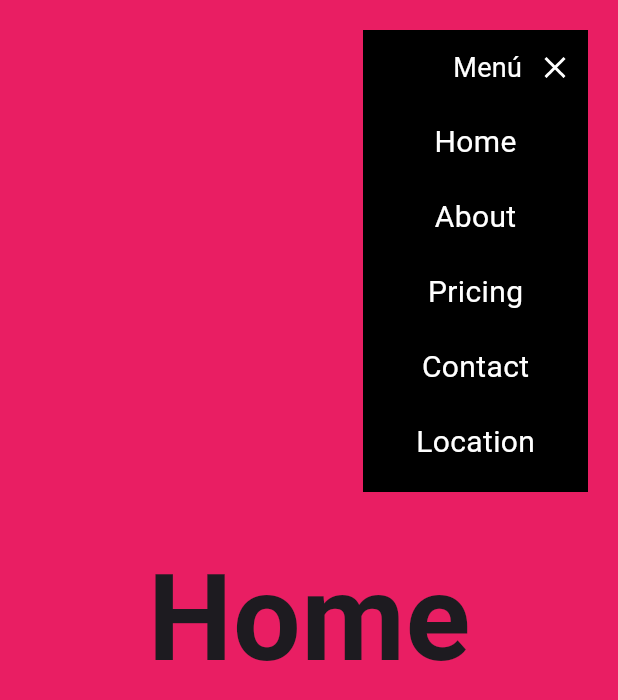
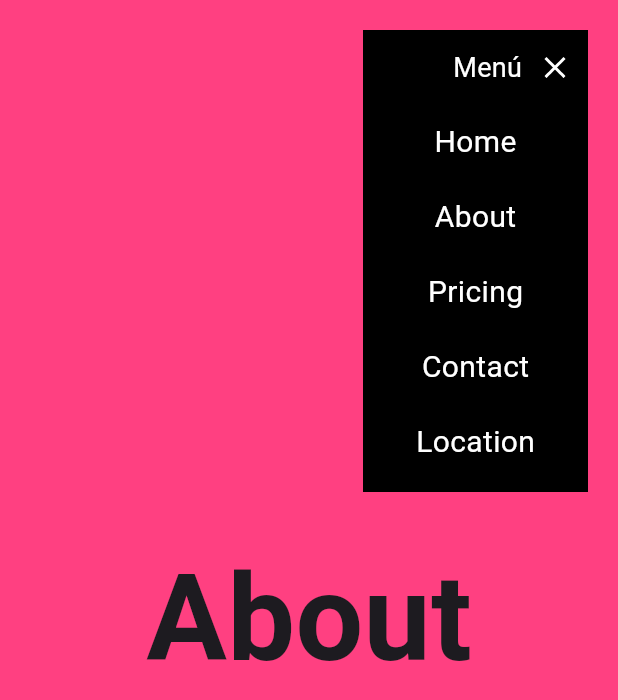
Before and after one commit to IvanPinna/FlutterScrollableLandingPage, a Flutter app: the screen it shows after launch, after a tap on "Menú", after a tap on "About", on a phone screen of 412 x 824 dp. Shown: the top 700 px of the screen. Run offline on Flutter 3.47's test engine with Material 3 defaults, Android fonts, the phone set to English and light mode, and no system bars; our stand-ins replace animate_do, fluro, google_fonts; missing offline and left inert: universal_html.

Commit message:
Application full working

```diff
--- a/scrollable_landing_page/lib/main.dart
+++ b/scrollable_landing_page/lib/main.dart
@@ -1,8 +1,22 @@
 import 'package:flutter/material.dart';
+import 'package:provider/provider.dart';
+import 'package:scrollable_landing_page/providers/page_provider.dart';
 import 'package:scrollable_landing_page/router/router.dart';
 
 void main() {
-  runApp(MainApp());
+  runApp(AppState());
+}
+
+class AppState extends StatelessWidget {
+  @override
+  Widget build(BuildContext context) {
+    return MultiProvider(
+      providers: [
+        ChangeNotifierProvider(create: ( _ ) => PageProvider())
+      ],
+      child: MainApp(),
+    );
+  }
 }
 
 class MainApp extends StatefulWidget {
--- /dev/null
+++ b/scrollable_landing_page/lib/providers/page_provider.dart
@@ -0,0 +1,42 @@
+import 'package:flutter/material.dart';
+import 'package:universal_html/html.dart' as html;
+
+class PageProvider extends ChangeNotifier{
+  PageController scrollController = new PageController();
+
+  List<String> _pages = ['home', 'about', 'pricing', 'contact', 'location'];
+  int _currentIndex = 0;
+
+  createScrollController(String routeName){
+    this.scrollController = new PageController(initialPage: getPageIndex(routeName));
+    //html.document.title = _pages[getPageIndex(routeName)];
+
+    this.scrollController.addListener((){
+      final index = (this.scrollController.page ?? 0).round();
+
+      if(index != _currentIndex){ //Only change state if we change the page.
+        html.window.history.pushState(null, 'none', '#/${_pages[index]}');
+        _currentIndex = index;
+        html.document.title = _pages[index];
+      }
+    });
+  }
+
+  getPageIndex(String routeName){
+    return (_pages.indexOf(routeName) == -1)
+            ? 0
+            : _pages.indexOf(routeName);
+  }
+
+  goTo(int index){
+    //final routeName = _pages[index];
+    //print(routeName);
+    html.window.history.pushState(null, 'none', '#/${_pages[index]}');
+
+    scrollController.animateToPage(
+      index,
+      duration: Duration(milliseconds: 300),
+      curve: Curves.easeInOut
+    );
+  }
+}
--- a/scrollable_landing_page/lib/router/router_handlers.dart
+++ b/scrollable_landing_page/lib/router/router_handlers.dart
@@ -1,9 +1,16 @@
 
 import 'package:fluro/fluro.dart';
+import 'package:provider/provider.dart';
+import 'package:scrollable_landing_page/providers/page_provider.dart';
 import 'package:scrollable_landing_page/ui/pages/home_page.dart';
 
 final homeHandler = Handler(
   handlerFunc: (context, params) {
-    return HomePage();
+    final page = params['page']!.first;
+    if(page != '/'){
+      final pageProvider = Provider.of<PageProvider>(context!, listen: false);
+      pageProvider.createScrollController(page);
+      return HomePage();
+    }
   }
 );
--- a/scrollable_landing_page/lib/ui/pages/home_page.dart
+++ b/scrollable_landing_page/lib/ui/pages/home_page.dart
@@ -1,4 +1,7 @@
 import 'package:flutter/material.dart';
+import 'package:provider/provider.dart';
+
+import 'package:scrollable_landing_page/providers/page_provider.dart';
 import 'package:scrollable_landing_page/ui/shared/custom_app_menu.dart';
 
 import 'package:scrollable_landing_page/ui/views/about_view.dart';
@@ -48,8 +51,10 @@ class _HomeBody extends StatelessWidget {
 
   @override
   Widget build(BuildContext context) {
+    final pageProvider = Provider.of<PageProvider>(context, listen: false);
+
     return PageView(
-
+      controller: pageProvider.scrollController,
       scrollDirection: Axis.vertical,
       children: [
         HomeView(),
--- a/scrollable_landing_page/lib/ui/shared/custom_app_menu.dart
+++ b/scrollable_landing_page/lib/ui/shared/custom_app_menu.dart
@@ -1,5 +1,7 @@
 import 'package:flutter/material.dart';
 import 'package:google_fonts/google_fonts.dart';
+import 'package:provider/provider.dart';
+import 'package:scrollable_landing_page/providers/page_provider.dart';
 import 'package:scrollable_landing_page/ui/shared/custom_menu_item.dart';
 
 class CustomAppMenu extends StatefulWidget{
@@ -21,6 +23,9 @@ class _CustomAppMenuState extends State<CustomAppMenu> with SingleTickerProvider
 
   @override
   Widget build(BuildContext context) {
+
+    final pageProvider = Provider.of<PageProvider>(context, listen: false);
+
     return MouseRegion(
       cursor: SystemMouseCursors.click,
       child: GestureDetector(
@@ -48,11 +53,11 @@ class _CustomAppMenuState extends State<CustomAppMenu> with SingleTickerProvider
 
              if(isOpen)
              ...[
-             CustomMenuItem(delay: 0, text: 'Home', onPressed: (){}),
-             CustomMenuItem(delay: 20, text: 'About', onPressed: (){}),
-             CustomMenuItem(delay: 40, text: 'Pricing', onPressed: (){}),
-             CustomMenuItem(delay: 60, text: 'Contact', onPressed: (){}),
-             CustomMenuItem(delay: 80, text: 'Location', onPressed: (){}),
+             CustomMenuItem(delay: 0, text: 'Home', onPressed: () => pageProvider.goTo(0)),
+             CustomMenuItem(delay: 20, text: 'About', onPressed: () => pageProvider.goTo(1)),
+             CustomMenuItem(delay: 40, text: 'Pricing', onPressed: () => pageProvider.goTo(2)),
+             CustomMenuItem(delay: 60, text: 'Contact', onPressed: () => pageProvider.goTo(3)),
+             CustomMenuItem(delay: 80, text: 'Location', onPressed: () => pageProvider.goTo(4)),
              SizedBox(height: 8)
              ]
             ]
--- a/scrollable_landing_page/pubspec.yaml
+++ b/scrollable_landing_page/pubspec.yaml
@@ -12,6 +12,8 @@ dependencies:
   flutter:
     sdk: flutter
   google_fonts: ^6.2.1
+  provider: ^6.1.2
+  universal_html: ^2.2.4
 
 dev_dependencies:
   flutter_lints: ^4.0.0
```
Also changed, not shown: scrollable_landing_page/pubspec.lock.
